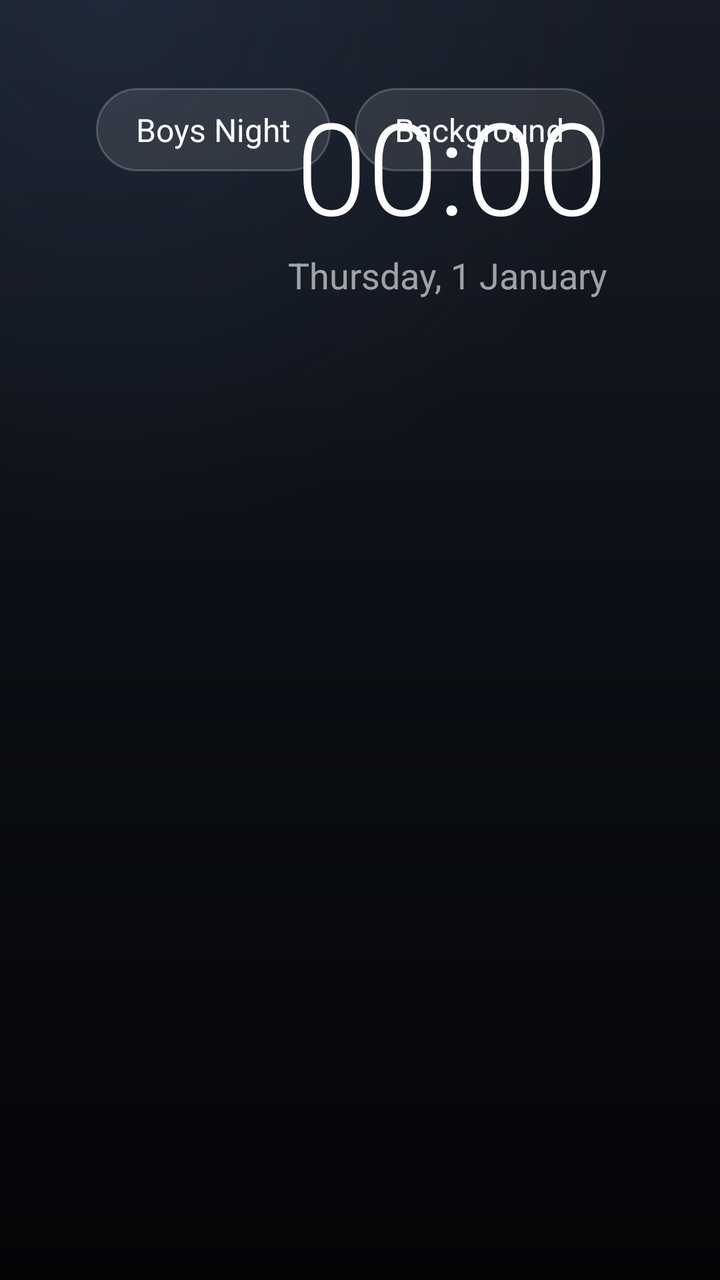
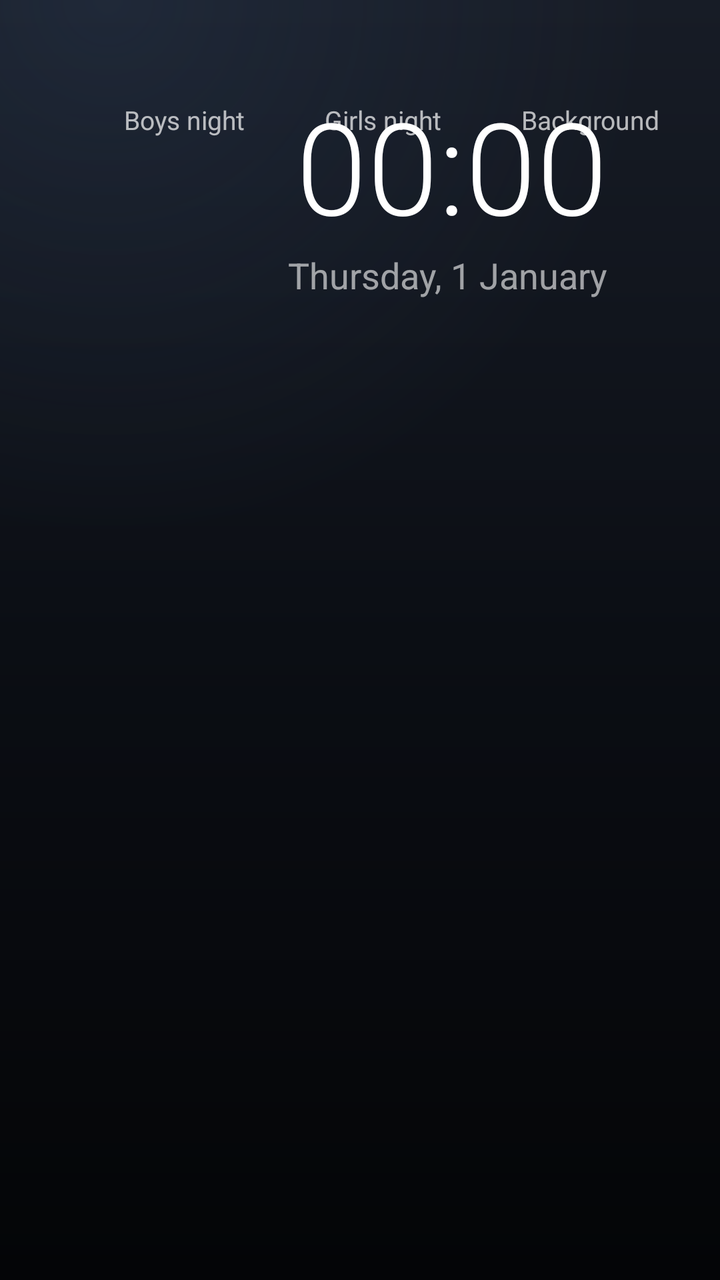

Before-and-after screenshots of an Android layout around one commit, followed by the original layout XML and the change that was made.
<!-- AndroidManifest.xml: application theme HomeTheme -->
<!-- res/layout/activity_main.xml -->
<?xml version="1.0" encoding="utf-8"?>
<FrameLayout xmlns:android="http://schemas.android.com/apk/res/android"
    android:layout_width="match_parent"
    android:layout_height="match_parent"
    android:id="@+id/root"
    android:clipChildren="false">

    <ImageView
        android:id="@+id/bgImage"
        android:layout_width="match_parent"
        android:layout_height="match_parent"
        android:scaleType="centerCrop"
        android:visibility="gone" />

    <View
        android:id="@+id/scrim"
        android:layout_width="match_parent"
        android:layout_height="match_parent"
        android:background="@drawable/scrim"
        android:visibility="gone" />

    <TextView
        android:id="@+id/gameOn"
        android:layout_width="wrap_content"
        android:layout_height="wrap_content"
        android:layout_gravity="center"
        android:layout_marginBottom="70dp"
        android:fontFamily="sans-serif-black"
        android:letterSpacing="0.12"
        android:shadowColor="#FFFF1A1A"
        android:shadowRadius="40"
        android:text="GAME ON"
        android:textColor="#FFFF2D2D"
        android:textSize="150sp"
        android:textStyle="italic"
        android:visibility="gone" />

    <LinearLayout
        android:layout_width="wrap_content"
        android:layout_height="wrap_content"
        android:layout_gravity="top|start"
        android:layout_marginStart="48dp"
        android:layout_marginTop="44dp"
        android:orientation="horizontal">

        <TextView
            android:id="@+id/nightBtn"
            android:layout_width="wrap_content"
            android:layout_height="wrap_content"
            android:layout_marginEnd="12dp"
            android:background="@drawable/pill_bg"
            android:focusable="true"
            android:clickable="true"
            android:paddingStart="20dp"
            android:paddingEnd="20dp"
            android:paddingTop="10dp"
            android:paddingBottom="10dp"
            android:text="Boys Night"
            android:textColor="#FFFFFFFF"
            android:textSize="16sp" />

        <TextView
            android:id="@+id/bgBtn"
            android:layout_width="wrap_content"
            android:layout_height="wrap_content"
            android:layout_marginEnd="12dp"
            android:background="@drawable/pill_bg"
            android:focusable="true"
            android:clickable="true"
            android:paddingStart="20dp"
            android:paddingEnd="20dp"
            android:paddingTop="10dp"
            android:paddingBottom="10dp"
            android:text="Background"
            android:textColor="#FFFFFFFF"
            android:textSize="16sp" />
    </LinearLayout>

    <LinearLayout
        android:layout_width="wrap_content"
        android:layout_height="wrap_content"
        android:layout_gravity="top|end"
        android:layout_marginTop="40dp"
        android:layout_marginEnd="56dp"
        android:gravity="end"
        android:orientation="vertical">

        <TextClock
            android:layout_width="wrap_content"
            android:layout_height="wrap_content"
            android:fontFamily="sans-serif-light"
            android:format12Hour="HH:mm"
            android:format24Hour="HH:mm"
            android:textColor="#FFFFFFFF"
            android:textSize="64sp" />

        <TextClock
            android:layout_width="wrap_content"
            android:layout_height="wrap_content"
            android:fontFamily="sans-serif"
            android:format12Hour="EEEE, d MMMM"
            android:format24Hour="EEEE, d MMMM"
            android:textColor="#99FFFFFF"
            android:textSize="18sp" />
    </LinearLayout>

    <HorizontalScrollView
        android:layout_width="wrap_content"
        android:layout_height="wrap_content"
        android:layout_gravity="bottom|center_horizontal"
        android:layout_marginBottom="40dp"
        android:clipChildren="false"
        android:clipToPadding="false"
        android:scrollbars="none"
        android:overScrollMode="never">

        <LinearLayout
            android:id="@+id/row"
            android:layout_width="wrap_content"
            android:layout_height="wrap_content"
            android:clipChildren="false"
            android:clipToPadding="false"
            android:orientation="horizontal"
            android:paddingStart="24dp"
            android:paddingEnd="24dp"
            android:paddingTop="20dp"
            android:paddingBottom="8dp" />
    </HorizontalScrollView>
</FrameLayout>
<!-- resources referenced by this layout -->
<resources>
  <!-- drawable pill_bg (drawable) -->
  <?xml version="1.0" encoding="utf-8"?>
  <selector xmlns:android="http://schemas.android.com/apk/res/android">
      <item android:state_focused="true"><shape><corners android:radius="999dp" /><solid android:color="#40FFFFFF" /><stroke android:width="2dp" android:color="#FFFFFFFF" /></shape></item>
      <item><shape><corners android:radius="999dp" /><solid android:color="#1AFFFFFF" /><stroke android:width="1dp" android:color="#33FFFFFF" /></shape></item>
  </selector>
  <!-- drawable scrim (drawable) -->
  <?xml version="1.0" encoding="utf-8"?>
  <shape xmlns:android="http://schemas.android.com/apk/res/android">
      <gradient android:angle="90" android:startColor="#CC000000" android:centerColor="#14000000" android:endColor="#73000000" />
  </shape>
  <style name="HomeTheme" parent="@android:style/Theme.DeviceDefault.NoActionBar.Fullscreen">
          <item name="android:windowBackground">@drawable/bg_gradient</item>
          <item name="android:windowShowWallpaper">false</item>
          <item name="android:windowAnimationStyle">@null</item>
      </style>
  <!-- drawable bg_gradient (drawable) -->
  <?xml version="1.0" encoding="utf-8"?>
  <layer-list xmlns:android="http://schemas.android.com/apk/res/android">
      <item>
          <shape android:shape="rectangle">
              <gradient android:angle="270" android:startColor="#FF171C26"
                  android:centerColor="#FF0B0E14" android:endColor="#FF040507" />
          </shape>
      </item>
      <item>
          <shape android:shape="rectangle">
              <gradient android:type="radial" android:gradientRadius="75%p"
                  android:centerX="0.15" android:centerY="0.0"
                  android:startColor="#33405A80" android:endColor="#00000000" />
          </shape>
      </item>
  </layer-list>
</resources>

<!-- the commit's change to res/layout/activity_main.xml (unified diff, before → after) -->
@@ -17,6 +17,19 @@
         android:layout_width="match_parent"
         android:layout_height="match_parent"
         android:background="@drawable/scrim"
+        android:visibility="gone" />
+
+    <View
+        android:id="@+id/vignette"
+        android:layout_width="match_parent"
+        android:layout_height="match_parent"
+        android:background="@drawable/vignette"
+        android:visibility="gone" />
+
+    <dev.cleanhome.FlowerView
+        android:id="@+id/flowers"
+        android:layout_width="match_parent"
+        android:layout_height="match_parent"
         android:visibility="gone" />
 
     <TextView
@@ -51,13 +64,31 @@
             android:background="@drawable/pill_bg"
             android:focusable="true"
             android:clickable="true"
-            android:paddingStart="20dp"
-            android:paddingEnd="20dp"
-            android:paddingTop="10dp"
-            android:paddingBottom="10dp"
-            android:text="Boys Night"
+            android:paddingStart="14dp"
+            android:paddingEnd="14dp"
+            android:paddingTop="7dp"
+            android:paddingBottom="7dp"
+            android:text="Boys night"
             android:textColor="#FFFFFFFF"
-            android:textSize="16sp" />
+            android:textSize="13sp"
+            android:alpha="0.7" />
+
+        <TextView
+            android:id="@+id/girlsBtn"
+            android:layout_width="wrap_content"
+            android:layout_height="wrap_content"
+            android:layout_marginEnd="12dp"
+            android:background="@drawable/pill_bg"
+            android:focusable="true"
+            android:clickable="true"
+            android:paddingStart="14dp"
+            android:paddingEnd="14dp"
+            android:paddingTop="7dp"
+            android:paddingBottom="7dp"
+            android:text="Girls night"
+            android:textColor="#FFFFFFFF"
+            android:textSize="13sp"
+            android:alpha="0.7" />
 
         <TextView
             android:id="@+id/bgBtn"
@@ -67,13 +98,14 @@
             android:background="@drawable/pill_bg"
             android:focusable="true"
             android:clickable="true"
-            android:paddingStart="20dp"
-            android:paddingEnd="20dp"
-            android:paddingTop="10dp"
-            android:paddingBottom="10dp"
+            android:paddingStart="14dp"
+            android:paddingEnd="14dp"
+            android:paddingTop="7dp"
+            android:paddingBottom="7dp"
             android:text="Background"
             android:textColor="#FFFFFFFF"
-            android:textSize="16sp" />
+            android:textSize="13sp"
+            android:alpha="0.7" />
     </LinearLayout>
 
     <LinearLayout
@@ -102,6 +134,23 @@
             android:format24Hour="EEEE, d MMMM"
             android:textColor="#99FFFFFF"
             android:textSize="18sp" />
+
+        <TextView
+            android:id="@+id/matchBtn"
+            android:layout_width="wrap_content"
+            android:layout_height="wrap_content"
+            android:layout_marginTop="10dp"
+            android:alpha="0.8"
+            android:background="@drawable/pill_bg"
+            android:clickable="true"
+            android:focusable="true"
+            android:paddingStart="14dp"
+            android:paddingEnd="14dp"
+            android:paddingTop="7dp"
+            android:paddingBottom="7dp"
+            android:textColor="#FFFFFFFF"
+            android:textSize="13sp"
+            android:visibility="gone" />
     </LinearLayout>
 
     <HorizontalScrollView
<!-- resource entries referenced after the edit -->
@@ -3,13 +3,19 @@
   <!-- drawable pill_bg (drawable) -->
   <?xml version="1.0" encoding="utf-8"?>
   <selector xmlns:android="http://schemas.android.com/apk/res/android">
-      <item android:state_focused="true"><shape><corners android:radius="999dp" /><solid android:color="#40FFFFFF" /><stroke android:width="2dp" android:color="#FFFFFFFF" /></shape></item>
-      <item><shape><corners android:radius="999dp" /><solid android:color="#1AFFFFFF" /><stroke android:width="1dp" android:color="#33FFFFFF" /></shape></item>
+      <item android:state_focused="true"><shape><corners android:radius="999dp" /><solid android:color="#26FFFFFF" /><stroke android:width="1dp" android:color="#B3FFFFFF" /></shape></item>
+      <item><shape><corners android:radius="999dp" /><solid android:color="#00000000" /></shape></item>
   </selector>
   <!-- drawable scrim (drawable) -->
   <?xml version="1.0" encoding="utf-8"?>
   <shape xmlns:android="http://schemas.android.com/apk/res/android">
       <gradient android:angle="90" android:startColor="#CC000000" android:centerColor="#14000000" android:endColor="#73000000" />
+  </shape>
+  <!-- drawable vignette (drawable) -->
+  <?xml version="1.0" encoding="utf-8"?>
+  <shape xmlns:android="http://schemas.android.com/apk/res/android">
+      <gradient android:type="radial" android:gradientRadius="75%p" android:centerX="0.5" android:centerY="0.45"
+          android:startColor="#00000000" android:centerColor="#33000000" android:endColor="#D9000000" />
   </shape>
   <style name="HomeTheme" parent="@android:style/Theme.DeviceDefault.NoActionBar.Fullscreen">
           <item name="android:windowBackground">@drawable/bg_gradient</item>
